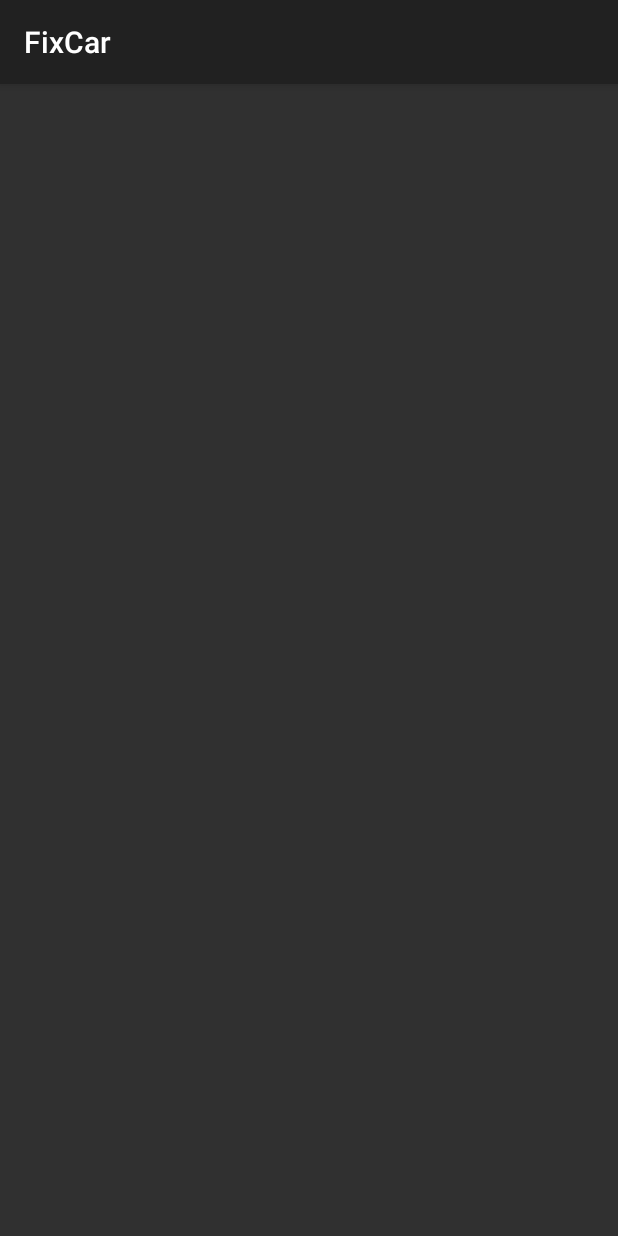
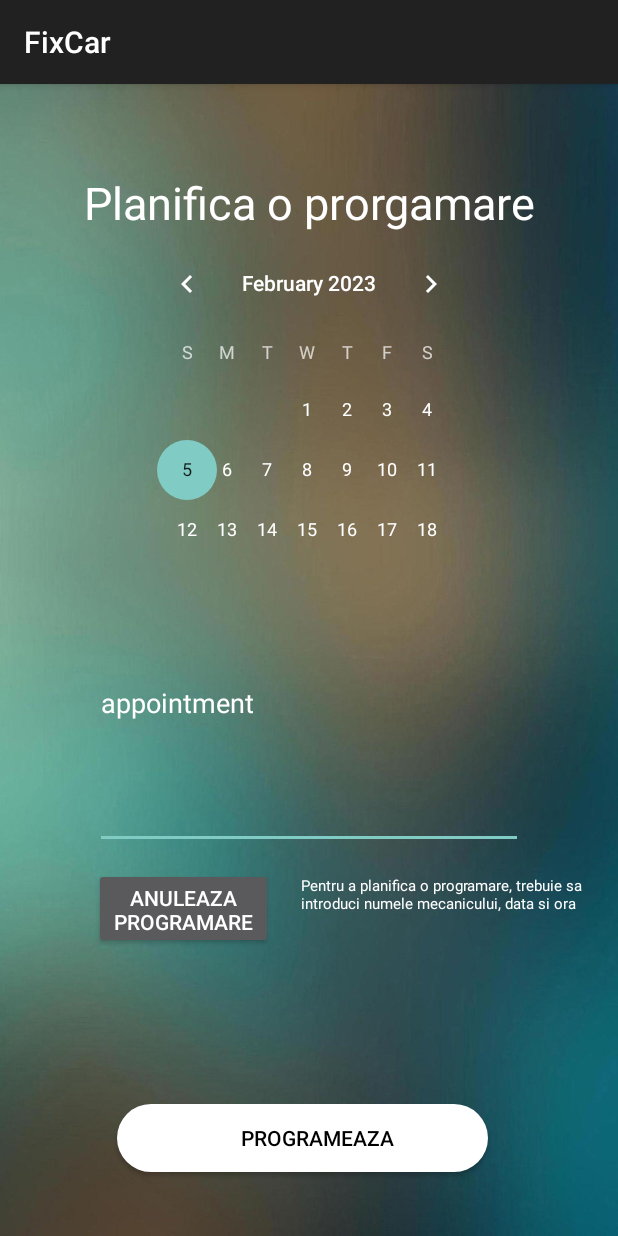
Before and after one commit to theMightyCookie/FixCar, an Android app: the clientMakeAppointments screen opened directly, with no data from a screen before it, on a phone screen of 412 x 824 dp. Run offline under Robolectric (Android 15) with nearby library versions, the phone set to English and light mode, and no system bars; our stand-ins replace Firebase (no records; nobody signed in at launch, a user with empty details on screens opened directly).

Commit message:
make appointments

```diff
--- a/app/src/main/java/com/example/fixcar/clientMakeAppointments.java
+++ b/app/src/main/java/com/example/fixcar/clientMakeAppointments.java
@@ -1,8 +1,25 @@
 package com.example.fixcar;
 
+import androidx.annotation.NonNull;
 import androidx.appcompat.app.AppCompatActivity;
 
+import android.annotation.SuppressLint;
+import android.content.Intent;
 import android.os.Bundle;
+import android.view.View;
+import android.widget.Button;
+import android.widget.EditText;
+import android.widget.Toast;
+
+import com.google.firebase.auth.FirebaseAuth;
+import com.google.firebase.auth.FirebaseUser;
+import com.google.firebase.database.DataSnapshot;
+import com.google.firebase.database.DatabaseError;
+import com.google.firebase.database.DatabaseReference;
+import com.google.firebase.database.FirebaseDatabase;
+import com.google.firebase.database.ValueEventListener;
+
+import java.util.Objects;
 
 public class clientMakeAppointments extends AppCompatActivity {
 
@@ -10,5 +27,62 @@ public class clientMakeAppointments extends AppCompatActivity {
     protected void onCreate(Bundle savedInstanceState) {
         super.onCreate(savedInstanceState);
         setContentView(R.layout.activity_client_make_appointments);
+
+        DatabaseReference databaseReference = FirebaseDatabase.getInstance().getReferenceFromUrl("https://fixcar-1b5cf-default-rtdb.firebaseio.com");
+        FirebaseUser currentuser = FirebaseAuth.getInstance().getCurrentUser();
+
+        final Button saveBtn = findViewById(R.id.btnSaveApp);
+        final EditText appointment = findViewById(R.id.insertApp);
+
+        databaseReference.child("users").addListenerForSingleValueEvent(new ValueEventListener() {
+            @SuppressLint("SetTextI18n")
+            @Override
+            public void onDataChange(@NonNull DataSnapshot snapshot) {
+                assert currentuser != null;
+                if (!(snapshot.child(currentuser.getUid()).child("mechanic").child("appointment").getValue() == null))
+                {
+                    appointment.setText(Objects.requireNonNull(snapshot.child(currentuser.getUid()).child("mechanic").child("appointment").getValue()).toString());
+                }
+                else{
+                    appointment.setText("appointment");
+                }
+
+
+            }
+
+            @Override
+            public void onCancelled(@NonNull DatabaseError error) {
+
+            }
+        });
+
+        saveBtn.setOnClickListener(new View.OnClickListener() {
+            @Override
+            public void onClick(View v) {
+                final String appointmentText = appointment.getText().toString().trim();
+
+                databaseReference.addValueEventListener(new ValueEventListener() {
+                    @Override
+                    public void onDataChange(@NonNull DataSnapshot snapshot) {
+                        databaseReference.child("users").child(currentuser.getUid()).child("mechanic").child("appointment").setValue(appointmentText);
+
+                        Toast.makeText(clientMakeAppointments.this, "Programarea a fost creata cu succes!", Toast.LENGTH_SHORT).show();
+                        startActivity(new Intent(clientMakeAppointments.this, mechanicLandingPage.class));
+                    }
+
+                    @Override
+                    public void onCancelled(@NonNull DatabaseError error) {
+
+                    }
+                });
+
+
+
+
+            }
+        });
+
+
+
     }
 }
--- a/app/src/main/java/com/example/fixcar/clientSearchBar.java
+++ b/app/src/main/java/com/example/fixcar/clientSearchBar.java
@@ -50,7 +50,7 @@ public class clientSearchBar extends AppCompatActivity {
 
             }
         };
-        dbRef.addListenerForSingleValueEvent(event);
+        databaseReference.child("users").addListenerForSingleValueEvent(event);
 
 
     }
--- a/app/src/main/res/layout/activity_client_make_appointments.xml
+++ b/app/src/main/res/layout/activity_client_make_appointments.xml
@@ -4,6 +4,88 @@
     xmlns:tools="http://schemas.android.com/tools"
     android:layout_width="match_parent"
     android:layout_height="match_parent"
-    tools:context=".clientMakeAppointments">
+    android:background="@drawable/background"
+    tools:context=".clientSeeAppointments">
+
+    <TextView
+        android:id="@+id/welcomeMessage"
+        android:layout_width="wrap_content"
+        android:layout_height="wrap_content"
+        android:text="Planifica o prorgamare"
+        android:textColor="#FFFFFF"
+        android:textSize="30sp"
+        android:textStyle="normal"
+        app:layout_constraintBottom_toBottomOf="parent"
+        app:layout_constraintEnd_toEndOf="parent"
+        app:layout_constraintStart_toStartOf="parent"
+        app:layout_constraintTop_toTopOf="parent"
+        app:layout_constraintVertical_bias="0.081" />
+
+
+    <TextView
+        android:id="@+id/detailsMessage"
+        android:layout_width="195dp"
+        android:layout_height="50dp"
+        android:text="Pentru a planifica o programare, trebuie sa introduci numele mecanicului, data si ora"
+        android:textColor="#FFFFFF"
+        android:textSize="10sp"
+        android:textStyle="normal"
+        app:layout_constraintBottom_toBottomOf="parent"
+        app:layout_constraintEnd_toEndOf="parent"
+        app:layout_constraintHorizontal_bias="0.925"
+        app:layout_constraintStart_toStartOf="parent"
+        app:layout_constraintTop_toTopOf="parent"
+        app:layout_constraintVertical_bias="0.734" />
+
+    <Button
+        android:id="@+id/btnSaveApp"
+        android:layout_width="247dp"
+        android:layout_height="45dp"
+        android:background="@drawable/btn_bg"
+        android:paddingHorizontal="50dp"
+        android:paddingStart="70dp"
+        android:text="Programeaza"
+        android:textColor="@color/colorBlack"
+        app:layout_constraintBottom_toBottomOf="parent"
+        app:layout_constraintEnd_toEndOf="parent"
+        app:layout_constraintHorizontal_bias="0.475"
+        app:layout_constraintStart_toStartOf="parent"
+        app:layout_constraintTop_toTopOf="parent"
+        app:layout_constraintVertical_bias="0.941" />
+
+    <EditText
+        android:id="@+id/insertApp"
+        android:layout_width="285dp"
+        android:layout_height="120dp"
+        android:ems="10"
+        android:gravity="start|top"
+        android:inputType="textMultiLine"
+        app:layout_constraintBottom_toBottomOf="parent"
+        app:layout_constraintEnd_toEndOf="parent"
+        app:layout_constraintStart_toStartOf="parent"
+        app:layout_constraintTop_toTopOf="parent"
+        app:layout_constraintVertical_bias="0.602" />
+
+    <CalendarView
+        android:id="@+id/calendarView2"
+        android:layout_width="229dp"
+        android:layout_height="220dp"
+        app:layout_constraintBottom_toTopOf="@+id/editTextTextMultiLine"
+        app:layout_constraintEnd_toEndOf="parent"
+        app:layout_constraintStart_toStartOf="parent"
+        app:layout_constraintTop_toBottomOf="@+id/welcomeMessage"
+        tools:ignore="MissingConstraints" />
+
+    <Button
+        android:id="@+id/anulare"
+        android:layout_width="119dp"
+        android:layout_height="54dp"
+        android:text="Anuleaza programarea"
+        app:layout_constraintBottom_toBottomOf="parent"
+        app:layout_constraintEnd_toEndOf="parent"
+        app:layout_constraintHorizontal_bias="0.215"
+        app:layout_constraintStart_toStartOf="parent"
+        app:layout_constraintTop_toTopOf="parent"
+        app:layout_constraintVertical_bias="0.732" />
 
 </androidx.constraintlayout.widget.ConstraintLayout>
```
